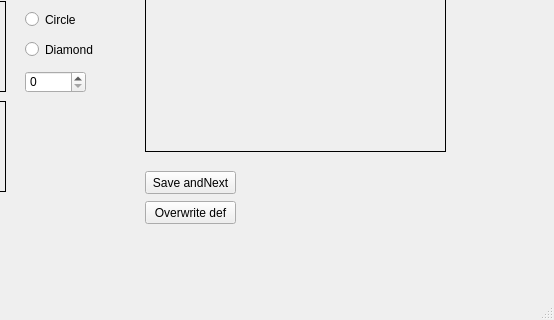
Above: Task2Solution/mainwindow.ui from Iftimie/HackSociety before the change; both pictures show x 505 to 1059 and y 186 to 506 of the 1059 by 506 pixel window. Below: the same form after it.
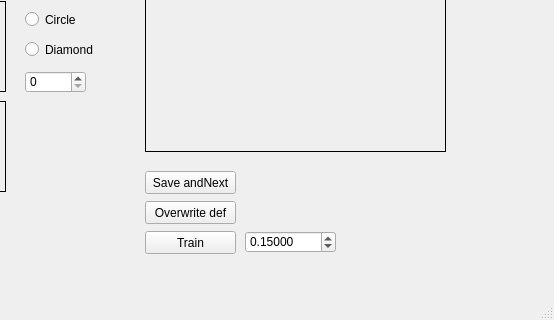
That is the form after the change. Custom widgets are drawn as their Qt base class.

The edit to the form file:
```diff
--- a/Task2Solution/mainwindow.ui
+++ b/Task2Solution/mainwindow.ui
@@ -466,6 +466,38 @@
      <string>Overwrite def</string>
     </property>
    </widget>
+   <widget class="QPushButton" name="btnTrain">
+    <property name="geometry">
+     <rect>
+      <x>650</x>
+      <y>400</y>
+      <width>91</width>
+      <height>23</height>
+     </rect>
+    </property>
+    <property name="text">
+     <string>Train</string>
+    </property>
+   </widget>
+   <widget class="QDoubleSpinBox" name="doubleSpinBox">
+    <property name="geometry">
+     <rect>
+      <x>750</x>
+      <y>400</y>
+      <width>91</width>
+      <height>22</height>
+     </rect>
+    </property>
+    <property name="decimals">
+     <number>5</number>
+    </property>
+    <property name="singleStep">
+     <double>0.010000000000000</double>
+    </property>
+    <property name="value">
+     <double>0.150000000000000</double>
+    </property>
+   </widget>
   </widget>
   <widget class="QMenuBar" name="menuBar">
    <property name="geometry">
```
